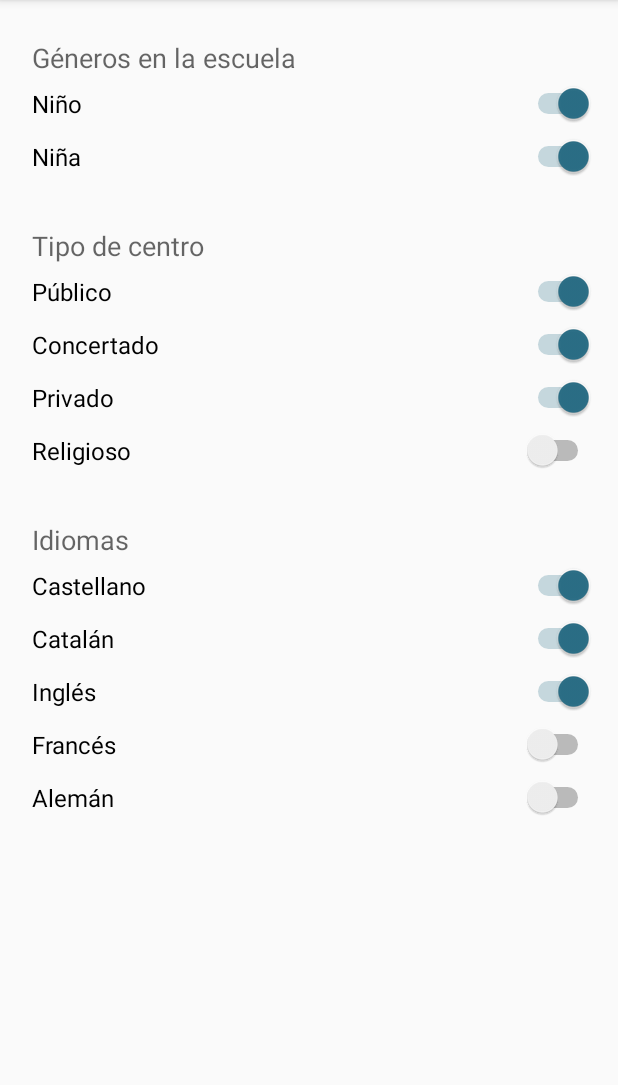
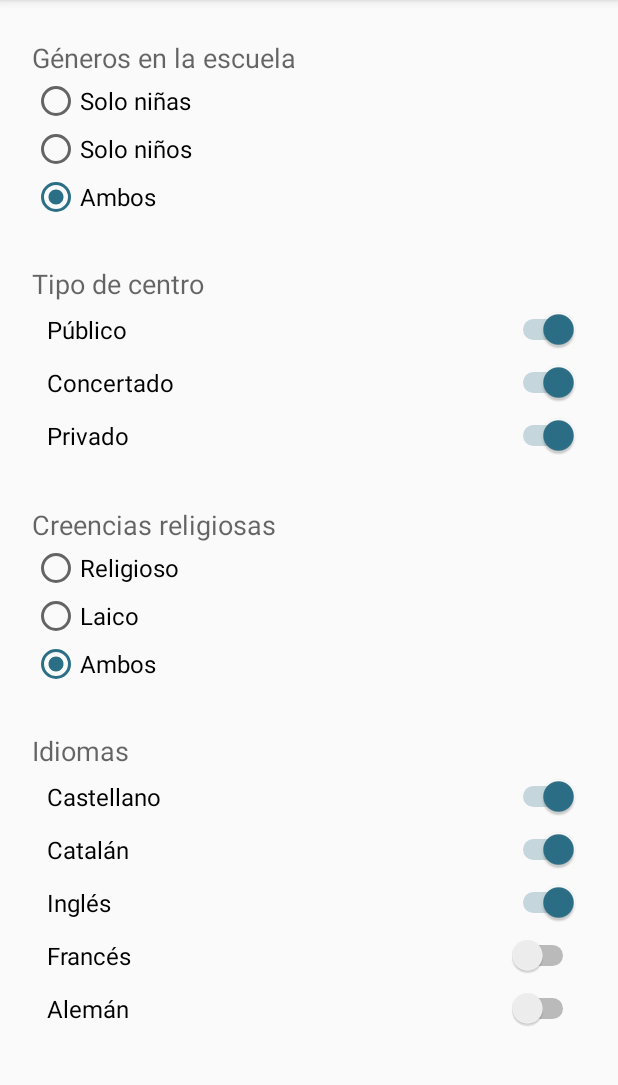
Before and after one commit to daviddn91/CentroEstudios, an Android app: the screen it shows after launch (MainActivity), in the side drawer, after a tap on "Change preferences", on a phone screen of 412 x 824 dp, the part 84-1169 px from its top. Run offline under Robolectric (Android 15) with nearby library versions, the phone set to English and light mode, and no system bars; 2 statements that could not run were skipped.

Commit message:
Mejoras en el menu de preferencias añadiendo radio buttons

```diff
--- a/app/src/main/res/layout/fragment_preferencias.xml
+++ b/app/src/main/res/layout/fragment_preferencias.xml
@@ -33,23 +33,34 @@
                 android:id="@+id/textView2"
                 android:height="25dp" />
 
-            <Switch
-                android:layout_width="match_parent"
+            <RadioGroup
+                android:layout_width="wrap_content"
+                android:layout_height="wrap_content">
+
+                <RadioButton
+                    android:layout_width="wrap_content"
                     android:layout_height="wrap_content"
-                android:text="Niño"
-                android:id="@+id/switch1"
-                android:checked="true"
-                android:height="35dp"
+                    android:text="Solo niñas"
+                    android:id="@+id/radioButton"
+                    android:checked="false"
                     android:textSize="16dp" />
 
-            <Switch
-                android:layout_width="match_parent"
+                <RadioButton
+                    android:layout_width="wrap_content"
                     android:layout_height="wrap_content"
-                android:text="Niña"
-                android:id="@+id/switch2"
+                    android:text="Solo niños"
+                    android:id="@+id/radioButton2"
+                    android:checked="false"
+                    android:textSize="16dp" />
+
+                <RadioButton
+                    android:layout_width="wrap_content"
+                    android:layout_height="wrap_content"
+                    android:text="Ambos"
+                    android:id="@+id/radioButton3"
                     android:checked="true"
-                android:height="35dp"
                     android:textSize="16dp" />
+            </RadioGroup>
 
             <TextView
                 android:layout_width="wrap_content"
@@ -73,7 +84,9 @@
                 android:id="@+id/switch3"
                 android:checked="true"
                 android:height="35dp"
-                android:textSize="16dp" />
+                android:textSize="16dp"
+                android:paddingLeft="10dp"
+                android:paddingRight="10dp" />
 
             <Switch
                 android:layout_width="match_parent"
@@ -82,7 +95,9 @@
                 android:id="@+id/switch4"
                 android:checked="true"
                 android:height="35dp"
-                android:textSize="16dp" />
+                android:textSize="16dp"
+                android:paddingRight="10dp"
+                android:paddingLeft="10dp" />
 
             <Switch
                 android:layout_width="match_parent"
@@ -91,16 +106,53 @@
                 android:id="@+id/switch5"
                 android:checked="true"
                 android:height="35dp"
+                android:textSize="16dp"
+                android:paddingLeft="10dp"
+                android:paddingRight="10dp" />
+
+            <TextView
+                android:layout_width="wrap_content"
+                android:layout_height="wrap_content"
+                android:textAppearance="?android:attr/textAppearanceLarge"
+                android:text=" "
+                android:id="@+id/textView8" />
+
+            <TextView
+                android:layout_width="wrap_content"
+                android:layout_height="wrap_content"
+                android:textAppearance="?android:attr/textAppearanceMedium"
+                android:text="Creencias religiosas"
+                android:id="@+id/textView9"
+                android:height="25dp" />
+
+            <RadioGroup
+                android:layout_width="wrap_content"
+                android:layout_height="wrap_content" >
+
+                <RadioButton
+                    android:layout_width="wrap_content"
+                    android:layout_height="wrap_content"
+                    android:text="Religioso"
+                    android:id="@+id/radioButton4"
+                    android:checked="false"
                     android:textSize="16dp" />
 
-            <Switch
-                android:layout_width="match_parent"
+                <RadioButton
+                    android:layout_width="wrap_content"
                     android:layout_height="wrap_content"
-                android:text="Religioso"
-                android:id="@+id/switch6"
+                    android:text="Laico"
+                    android:id="@+id/radioButton5"
                     android:checked="false"
-                android:height="35dp"
                     android:textSize="16dp" />
+
+                <RadioButton
+                    android:layout_width="wrap_content"
+                    android:layout_height="wrap_content"
+                    android:text="Ambos"
+                    android:id="@+id/radioButton6"
+                    android:checked="true"
+                    android:textSize="16dp" />
+            </RadioGroup>
 
             <TextView
                 android:layout_width="wrap_content"
@@ -124,7 +176,9 @@
                 android:id="@+id/switch7"
                 android:checked="true"
                 android:textSize="16dp"
-                android:height="35dp" />
+                android:height="35dp"
+                android:paddingLeft="10dp"
+                android:paddingRight="10dp" />
 
             <Switch
                 android:layout_width="match_parent"
@@ -133,7 +187,9 @@
                 android:id="@+id/switch9"
                 android:checked="true"
                 android:textSize="16dp"
-                android:height="35dp" />
+                android:height="35dp"
+                android:paddingLeft="10dp"
+                android:paddingRight="10dp" />
 
             <Switch
                 android:layout_width="match_parent"
@@ -142,7 +198,9 @@
                 android:id="@+id/switch8"
                 android:textSize="16dp"
                 android:checked="true"
-                android:height="35dp" />
+                android:height="35dp"
+                android:paddingRight="10dp"
+                android:paddingLeft="10dp" />
 
             <Switch
                 android:layout_width="match_parent"
@@ -151,7 +209,9 @@
                 android:id="@+id/switch11"
                 android:textSize="16dp"
                 android:checked="false"
-                android:height="35dp" />
+                android:height="35dp"
+                android:paddingLeft="10dp"
+                android:paddingRight="10dp" />
 
             <Switch
                 android:layout_width="match_parent"
@@ -160,7 +220,9 @@
                 android:id="@+id/switch10"
                 android:checked="false"
                 android:textSize="16dp"
-                android:height="35dp" />
+                android:height="35dp"
+                android:paddingLeft="10dp"
+                android:paddingRight="10dp" />
 
         </LinearLayout>
     </ScrollView>
```
Lines whose indentation alone changed are shown as unchanged.
